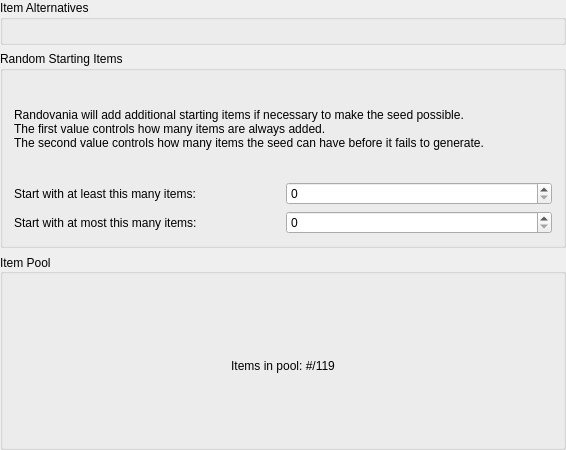
randovania/randovania, file randovania/gui/ui_files/preset_item_pool.ui: the form before one commit.
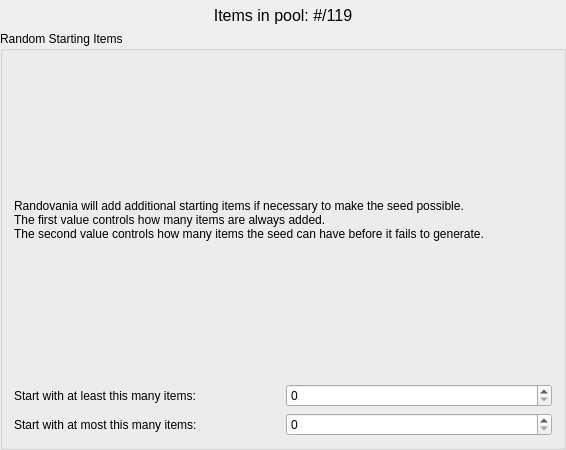
The form after the commit.

```diff
--- a/randovania/gui/ui_files/preset_item_pool.ui
+++ b/randovania/gui/ui_files/preset_item_pool.ui
@@ -65,12 +65,12 @@
          <height>450</height>
         </rect>
        </property>
-       <layout class="QGridLayout" name="gridLayout">
+       <layout class="QVBoxLayout" name="item_pool_layout">
         <property name="leftMargin">
          <number>0</number>
         </property>
         <property name="topMargin">
-         <number>0</number>
+         <number>6</number>
         </property>
         <property name="rightMargin">
          <number>0</number>
@@ -78,21 +78,31 @@
         <property name="bottomMargin">
          <number>0</number>
         </property>
-        <item row="0" column="0" colspan="2">
-         <widget class="QGroupBox" name="item_alternative_box">
+        <item>
+         <widget class="QLabel" name="item_pool_count_label">
           <property name="sizePolicy">
            <sizepolicy hsizetype="Preferred" vsizetype="Fixed">
             <horstretch>0</horstretch>
             <verstretch>0</verstretch>
            </sizepolicy>
           </property>
-          <property name="title">
-           <string>Item Alternatives</string>
+          <property name="font">
+           <font>
+            <pointsize>12</pointsize>
+           </font>
           </property>
-          <layout class="QVBoxLayout" name="item_alternative_layout"/>
+          <property name="toolTip">
+           <string>If there are fewer than 119 items, the rest of the item locations will contain Energy Transfer Modules.</string>
+          </property>
+          <property name="text">
+           <string>Items in pool: #/119</string>
+          </property>
+          <property name="alignment">
+           <set>Qt::AlignCenter</set>
+          </property>
          </widget>
         </item>
-        <item row="2" column="0" colspan="2">
+        <item>
          <widget class="QGroupBox" name="random_starting_box">
           <property name="title">
            <string>Random Starting Items</string>
@@ -142,46 +152,6 @@
           </layout>
          </widget>
         </item>
-        <item row="3" column="0" colspan="2">
-         <widget class="QGroupBox" name="item_pool_box">
-          <property name="toolTipDuration">
-           <number>-1</number>
-          </property>
-          <property name="title">
-           <string>Item Pool</string>
-          </property>
-          <property name="alignment">
-           <set>Qt::AlignLeading|Qt::AlignLeft|Qt::AlignVCenter</set>
-          </property>
-          <property name="flat">
-           <bool>false</bool>
-          </property>
-          <layout class="QVBoxLayout" name="item_pool_layout">
-           <property name="leftMargin">
-            <number>0</number>
-           </property>
-           <property name="rightMargin">
-            <number>0</number>
-           </property>
-           <property name="bottomMargin">
-            <number>0</number>
-           </property>
-           <item>
-            <widget class="QLabel" name="item_pool_count_label">
-             <property name="toolTip">
-              <string>If there are fewer than 119 items, the rest of the item locations will contain Energy Transfer Modules.</string>
-             </property>
-             <property name="text">
-              <string>Items in pool: #/119</string>
-             </property>
-             <property name="alignment">
-              <set>Qt::AlignCenter</set>
-             </property>
-            </widget>
-           </item>
-          </layout>
-         </widget>
-        </item>
        </layout>
       </widget>
      </widget>
```
Left out of the diff: 14 changed lines with no effect on the pictures.
